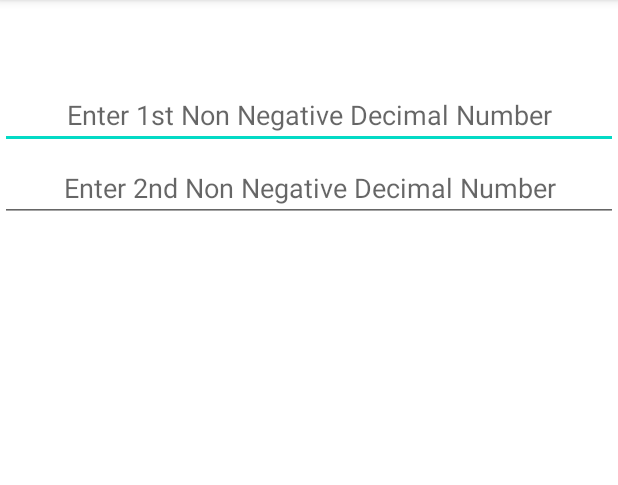
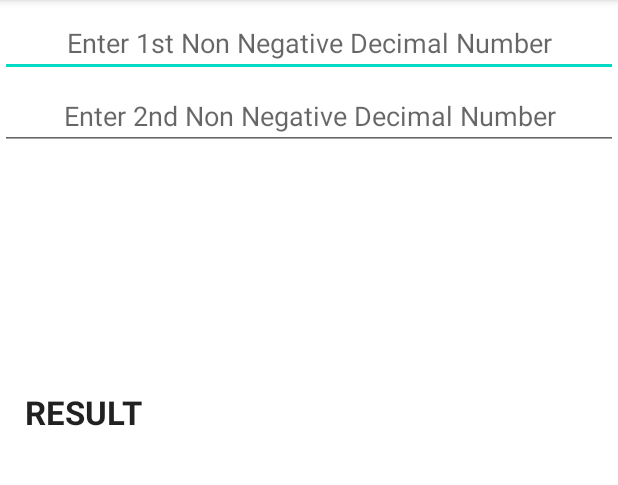
Before and after one commit to Abhiraj1668/Abhiraj_ECE558_Winter2021_Project1_SimpleCalculator, an Android app: the screen it shows after launch (MainActivity), on a phone screen of 412 x 824 dp, the part 84-569 px from its top. Run offline under Robolectric (Android 15) with nearby library versions, the phone set to English and light mode, and no system bars.

Commit message:
Result lable and value layout added

```diff
--- a/app/src/main/res/layout/activity_main.xml
+++ b/app/src/main/res/layout/activity_main.xml
@@ -17,7 +17,7 @@
         android:textAlignment="center"
         app:layout_constraintBottom_toBottomOf="parent"
         app:layout_constraintTop_toTopOf="parent"
-        app:layout_constraintVertical_bias="0.075"
+        app:layout_constraintVertical_bias="0.0085"
         tools:layout_editor_absoluteX="0dp" />
 
     <EditText
@@ -34,14 +34,38 @@
         app:layout_constraintVertical_bias="0.005"
         tools:layout_editor_absoluteX="0dp" />
 
-    <!--    <TextView-->
-<!--        android:id="@+id/textViewResultLabel"-->
-<!--        android:layout_width="match_parent"-->
-<!--        android:layout_height="wrap_content"-->
-<!--        android:layout_marginTop="18dp"-->
-<!--        android:layout_weight="1"-->
-<!--        android:text="@string/ResultLabel"-->
-<!--        android:textAppearance="@android:style/TextAppearance.Material.Large"-->
-<!--        android:textStyle="bold"></TextView>-->
+    <TextView
+        android:id="@+id/ResultLabel"
+        android:layout_width="wrap_content"
+        android:layout_height="wrap_content"
+        android:layout_weight="1"
+        android:text="@string/ResultLabel"
+        android:textAppearance="@android:style/TextAppearance.Material.Large"
+        android:textStyle="bold"
+        app:layout_constraintTop_toTopOf="@+id/editText_op2"
+        app:layout_constraintBottom_toBottomOf="parent"
+        app:layout_constraintVertical_bias="0.30"
+        app:layout_constraintLeft_toLeftOf="parent"
+        app:layout_constraintRight_toRightOf="parent"
+        app:layout_constraintHorizontal_bias="0.05" />
+
+    <TextView
+        android:id="@+id/finalResult"
+        android:layout_width="wrap_content"
+        android:layout_height="wrap_content"
+        android:layout_weight="1"
+        android:textAppearance="@android:style/TextAppearance.Material.Large"
+        android:textColor="@android:color/holo_green_dark"
+        tools:text="Calculated Value"
+        app:layout_constraintTop_toTopOf="@+id/ResultLabel"
+        app:layout_constraintBottom_toBottomOf="parent"
+        app:layout_constraintVertical_bias="0.075"
+        app:layout_constraintLeft_toLeftOf="parent"
+        app:layout_constraintRight_toRightOf="parent"
+        app:layout_constraintHorizontal_bias="0.07"
+        />
+
+
+
 
 </androidx.constraintlayout.widget.ConstraintLayout>
```
